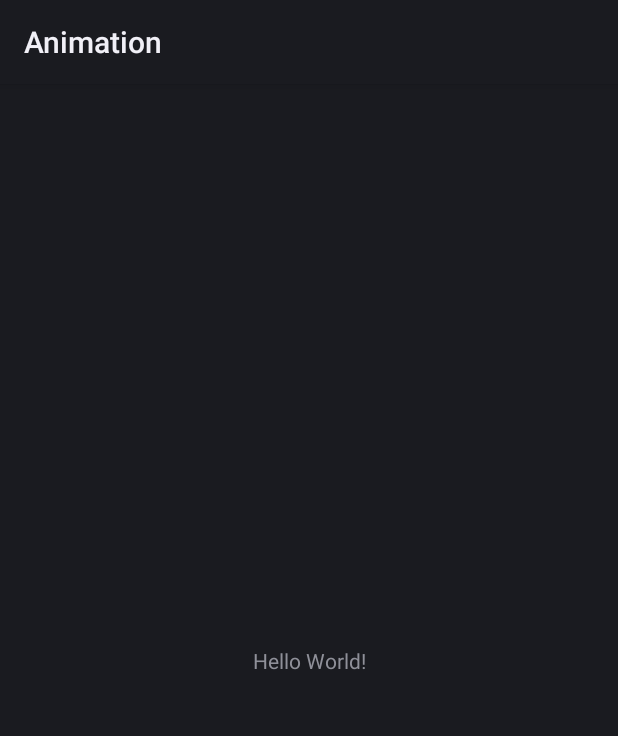
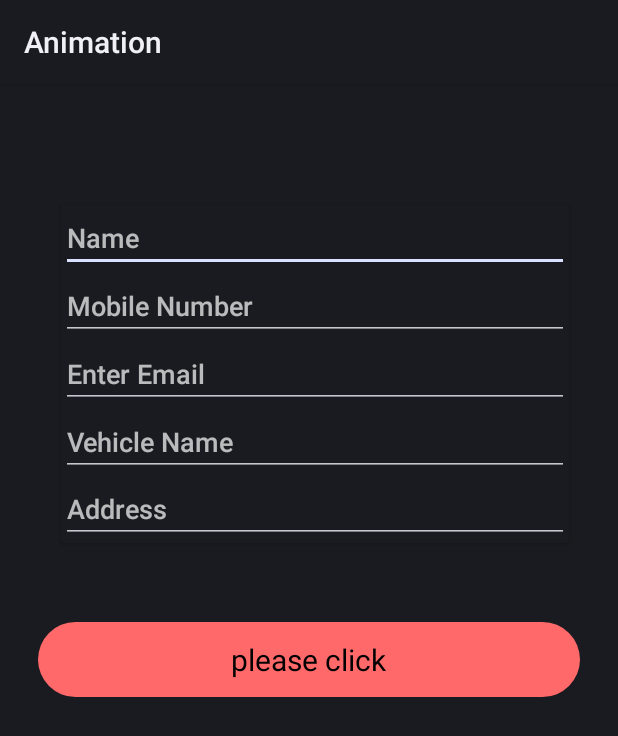
Before and after one commit to Parsh092/Animation, an Android app: the layout activity_main.xml on its own in the app's theme, with its tools: preview values and no code run, on a phone screen of 412 x 824 dp. Shown: the top 736 px of the screen. Run offline under Robolectric (Android 15) with nearby library versions, the phone set to English and light mode, and no system bars.

Commit message:
Used different animations while changing the intents

```diff
--- a/app/build.gradle
+++ b/app/build.gradle
@@ -36,5 +36,7 @@ dependencies {
     androidTestImplementation 'androidx.test.ext:junit:1.1.4'
     androidTestImplementation 'androidx.test.espresso:espresso-core:3.5.0'
     implementation 'com.airbnb.android:lottie:5.2.0'
+    implementation 'com.github.mohammadatif:Animatoo:master'
+    implementation 'com.github.hajiyevelnur92:intentanimation:1.0'
 
 }
--- /dev/null
+++ b/app/src/main/res/drawable/red_button_background_ripple.xml
@@ -0,0 +1,10 @@
+<?xml version="1.0" encoding="utf-8"?>
+<ripple android:color="?android:attr/colorControlHighlight" xmlns:android="http://schemas.android.com/apk/res/android">
+<item android:id="@android:id/mask">
+    <shape android:shape="rectangle">
+        <solid android:color="@color/red"/>
+        <corners android:radius="35dp"/>
+    </shape>
+</item>
+    <item android:drawable="@drawable/red_color_background"/>
+</ripple>
--- /dev/null
+++ b/app/src/main/res/drawable/red_color_background.xml
@@ -0,0 +1,5 @@
+<?xml version="1.0" encoding="utf-8"?>
+<shape xmlns:android="http://schemas.android.com/apk/res/android">
+<solid android:color="@color/red"/>
+    <corners android:radius="35dp"/>
+</shape>
--- /dev/null
+++ b/app/src/main/res/drawable/textbox_outline.xml
@@ -0,0 +1,5 @@
+<?xml version="1.0" encoding="utf-8"?>
+<shape xmlns:android="http://schemas.android.com/apk/res/android">
+    <stroke android:color="#978D8D" android:width="2dp"/>
+    <corners android:radius="10dp"/>
+</shape>
--- a/app/src/main/res/layout/activity_main.xml
+++ b/app/src/main/res/layout/activity_main.xml
@@ -1,18 +1,112 @@
 <?xml version="1.0" encoding="utf-8"?>
-<androidx.constraintlayout.widget.ConstraintLayout xmlns:android="http://schemas.android.com/apk/res/android"
+<RelativeLayout xmlns:android="http://schemas.android.com/apk/res/android"
     xmlns:app="http://schemas.android.com/apk/res-auto"
     xmlns:tools="http://schemas.android.com/tools"
     android:layout_width="match_parent"
     android:layout_height="match_parent"
     tools:context=".MainActivity">
 
-    <TextView
-        android:layout_width="wrap_content"
-        android:layout_height="wrap_content"
-        android:text="Hello World!"
-        app:layout_constraintBottom_toBottomOf="parent"
-        app:layout_constraintEnd_toEndOf="parent"
-        app:layout_constraintStart_toStartOf="parent"
-        app:layout_constraintTop_toTopOf="parent" />
 
-</androidx.constraintlayout.widget.ConstraintLayout>
+   <androidx.cardview.widget.CardView
+       android:id="@+id/cardView"
+       android:layout_width="339dp"
+       android:layout_height="226dp"
+       android:layout_alignStart="@+id/button"
+       android:layout_alignEnd="@+id/button"
+       android:layout_alignParentTop="true"
+       android:layout_marginStart="15dp"
+       android:layout_marginLeft="40dp"
+       android:layout_marginTop="80dp"
+       android:layout_marginEnd="7dp"
+       android:layout_marginRight="20dp"
+       tools:layout_editor_absoluteX="20dp">
+
+      <LinearLayout
+          android:layout_width="match_parent"
+          android:layout_height="match_parent"
+          android:orientation="vertical">
+
+         <EditText
+             android:id="@+id/name"
+             android:layout_width="match_parent"
+             android:layout_height="wrap_content"
+             android:ems="10"
+             android:hint="Name"
+             android:inputType="textPersonName" />
+
+         <EditText
+             android:id="@+id/number"
+             android:layout_width="match_parent"
+             android:layout_height="wrap_content"
+             android:ems="10"
+             android:hint="Mobile Number"
+             android:inputType="phone" />
+
+         <EditText
+             android:id="@+id/email_id"
+             android:layout_width="match_parent"
+             android:layout_height="wrap_content"
+             android:ems="10"
+             android:hint="Enter Email"
+             android:inputType="textEmailAddress" />
+
+         <EditText
+             android:id="@+id/vehicle_name"
+             android:layout_width="match_parent"
+             android:layout_height="wrap_content"
+             android:ems="10"
+             android:hint="Vehicle Name"
+             android:inputType="textPersonName" />
+
+         <EditText
+             android:id="@+id/address"
+             android:layout_width="match_parent"
+             android:layout_height="wrap_content"
+             android:ems="10"
+             android:hint="Address"
+             android:inputType="textPersonName" />
+
+         <EditText
+             android:id="@+id/vehicle_num"
+             android:layout_width="382dp"
+             android:layout_height="78dp"
+             android:ems="10"
+             android:hint="Vehicle Number"
+             android:inputType="phone" />
+
+      </LinearLayout>
+
+   </androidx.cardview.widget.CardView>
+
+   <RelativeLayout
+       android:id="@+id/button"
+       android:layout_width="match_parent"
+       android:layout_height="50dp"
+       android:layout_centerInParent="true"
+       android:layout_marginStart="25dp"
+       android:layout_marginTop="25dp"
+       android:layout_marginEnd="25dp"
+       android:layout_marginBottom="25dp"
+       android:background="@drawable/red_button_background_ripple"
+       android:clickable="true">
+
+      <TextView
+          android:id="@+id/TextView"
+          android:layout_width="wrap_content"
+          android:layout_height="wrap_content"
+          android:layout_centerInParent="true"
+          android:text="please click"
+          android:textColor="@color/black"
+          android:textSize="20dp" />
+   </RelativeLayout>
+
+<com.airbnb.lottie.LottieAnimationView
+    android:id="@+id/button_animation"
+    app:lottie_rawRes="@raw/loading_2"
+    app:lottie_autoPlay="false"
+    app:lottie_loop="true"
+    android:visibility="gone"
+    android:layout_width="300dp"
+    android:layout_centerInParent="true"
+    android:layout_height="300dp"/>
+</RelativeLayout>
--- a/app/src/main/res/values/colors.xml
+++ b/app/src/main/res/values/colors.xml
@@ -7,4 +7,5 @@
     <color name="teal_700">#FF018786</color>
     <color name="black">#FF000000</color>
     <color name="white">#FFFFFFFF</color>
+    <color name="red">#FF6969</color>
 </resources>
--- a/gradle.properties
+++ b/gradle.properties
@@ -19,3 +19,4 @@ android.useAndroidX=true
 # resources declared in the library itself and none from the library's dependencies,
 # thereby reducing the size of the R class for that library
 android.nonTransitiveRClass=true
+android.enableJetifier=true
--- a/settings.gradle
+++ b/settings.gradle
@@ -3,6 +3,7 @@ pluginManagement {
         gradlePluginPortal()
         google()
         mavenCentral()
+        jcenter()
     }
 }
 dependencyResolutionManagement {
@@ -10,6 +11,8 @@ dependencyResolutionManagement {
     repositories {
         google()
         mavenCentral()
+        maven { url 'https://jitpack.io' }
+        jcenter()
     }
 }
 rootProject.name = "Animation"
```
Also changed, not shown: app/src/main/AndroidManifest.xml (+13 -1 lines), app/src/main/java/com/parsh/animation/MainActivity.java (+50 -0 lines), app/src/main/java/com/parsh/animation/Third_Activity.java (added, +14 -0 lines), app/src/main/java/com/parsh/animation/second_Activity.java (added, +62 -0 lines), app/src/main/res/layout/activity_second.xml (added, +102 -0 lines), app/src/main/res/layout/activity_third.xml (added, +18 -0 lines), app/src/main/res/raw/loading_2.json (added, +1 -0 lines), app/src/main/res/drawable/check.png (added).
